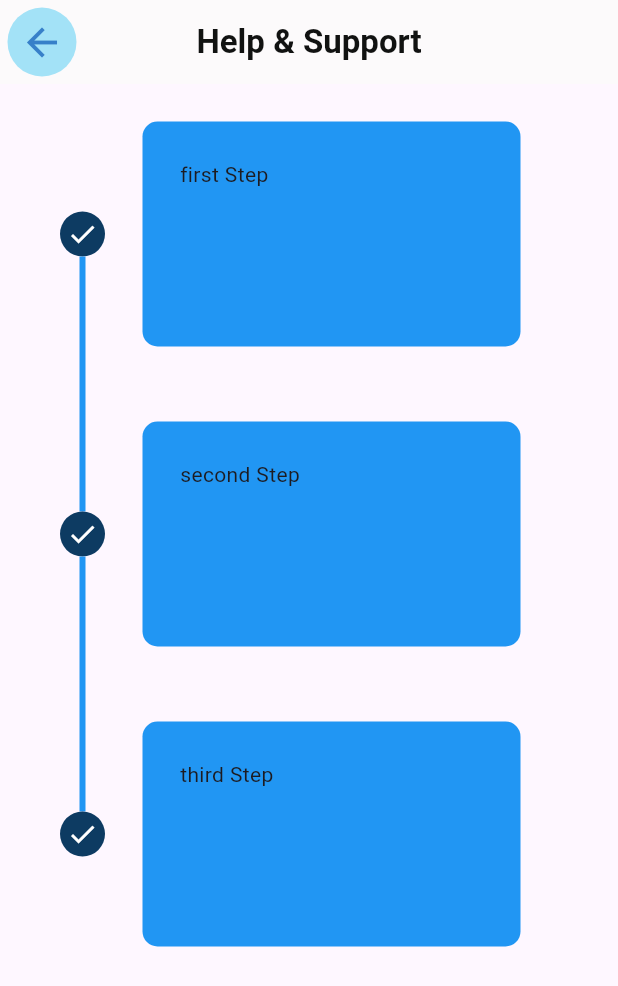
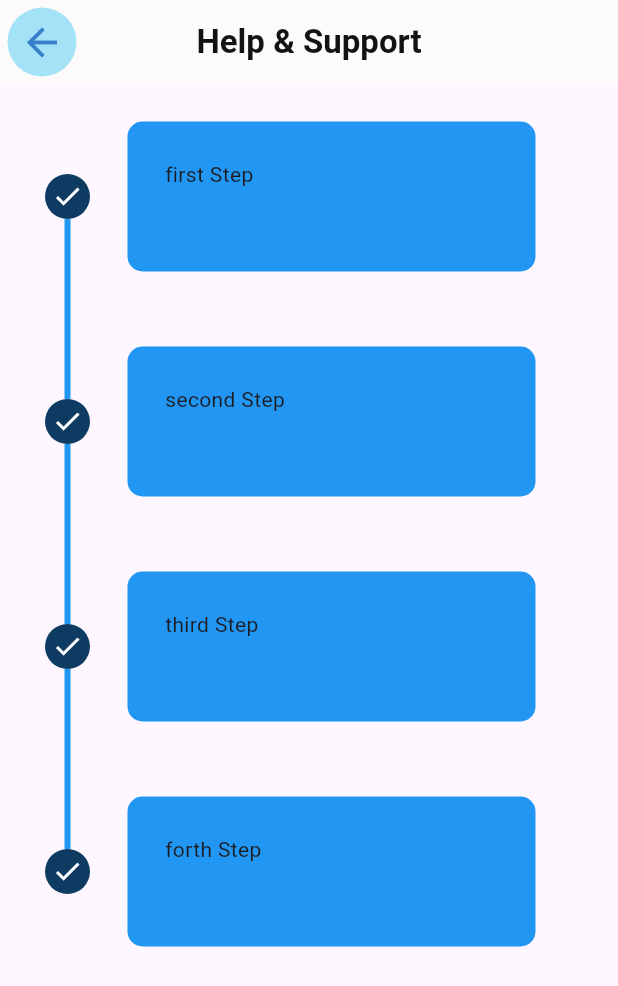
Before and after one commit to GihanSisiraKumara/PDF_Converter_Mobile_App, a Flutter app: the Helpcondition screen opened directly, on a phone screen of 412 x 824 dp. Shown: the top 986 px of the screen. Run offline on Flutter 3.47's test engine with Material 3 defaults, Android fonts, the phone set to English and light mode, and no system bars; drawn by our look-alikes of timeline_tile; our stand-ins replace image_picker, lottie, permission_handler, scroll_snap_list, smooth_page_indicator; Roboto replaces fonts that are missing (inter).

Commit message:
edit design of page

```diff
--- a/lib/Screen/EventCard.dart
+++ b/lib/Screen/EventCard.dart
@@ -8,6 +8,7 @@ class Eventcard extends StatelessWidget {
   @override
   Widget build(BuildContext context) {
     return Container(
+      height: 100,
       margin: const EdgeInsets.all(25),
       padding: const EdgeInsets.all(25),
       decoration: BoxDecoration(
--- a/lib/Screen/HelpCondition.dart
+++ b/lib/Screen/HelpCondition.dart
@@ -38,7 +38,7 @@ class _HelpconditionState extends State<Helpcondition> {
           ),
         ),
         body: Padding(
-          padding: const EdgeInsets.symmetric(horizontal: 40),
+          padding: const EdgeInsets.symmetric(horizontal: 30),
           child: ListView(
             children: const [
               Mytimeline(
@@ -55,9 +55,15 @@ class _HelpconditionState extends State<Helpcondition> {
               ),
               Mytimeline(
                 isFirst: false,
+                isLast: false,
+                isPast: false,
+                eventCard: Text('third Step'),
+              ),
+              Mytimeline(
+                isFirst: false,
                 isLast: true,
                 isPast: false,
-                eventCard: Text('third Step'),
+                eventCard: Text('forth Step'),
               ),
             ],
           ),
--- a/lib/Screen/MyTimeLine.dart
+++ b/lib/Screen/MyTimeLine.dart
@@ -17,7 +17,7 @@ class Mytimeline extends StatelessWidget {
   @override
   Widget build(BuildContext context) {
     return SizedBox(
-      height: 200,
+      height: 150,
       child: TimelineTile(
         isFirst: isFirst,
         isLast: isLast,
```
